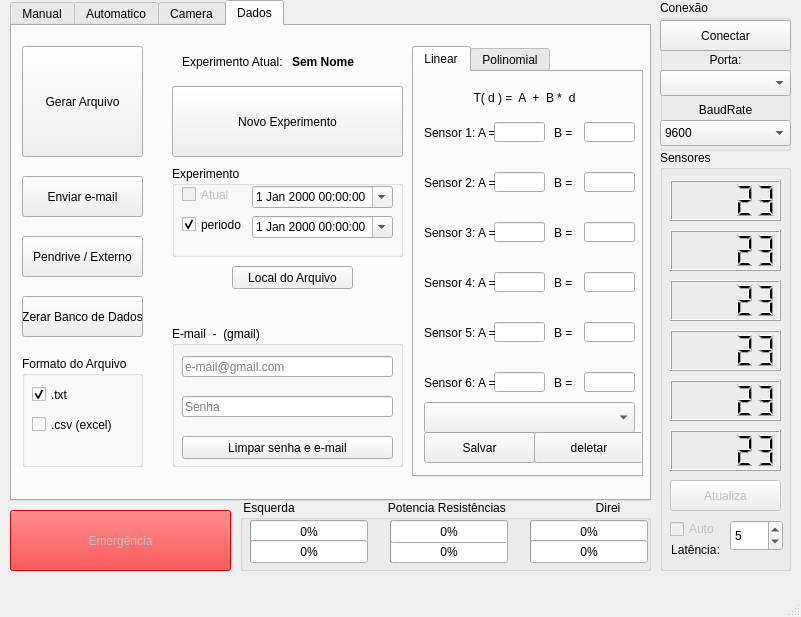
Old version of the form source/forno_design.ui in the repository Atzingen/controleForno-interface.
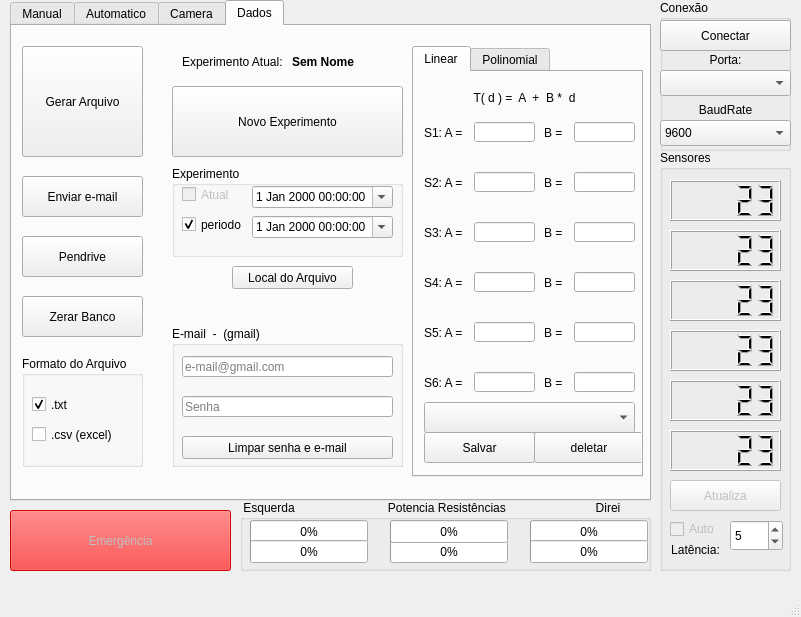
New version of the form. The open tabs and pages were chosen to show the change. Custom widgets are drawn as their Qt base class.

Commit message: alterações na .ui

Diff of the .ui file:
```diff
--- a/source/forno_design.ui
+++ b/source/forno_design.ui
@@ -1068,7 +1068,7 @@
        </rect>
       </property>
       <property name="text">
-       <string>Pendrive / Externo</string>
+       <string>Pendrive</string>
       </property>
      </widget>
      <widget class="QGroupBox" name="groupBox_10">
@@ -1090,7 +1090,7 @@
        <property name="geometry">
         <rect>
          <x>10</x>
-         <y>30</y>
+         <y>40</y>
          <width>70</width>
          <height>17</height>
         </rect>
@@ -1109,7 +1109,7 @@
        <property name="geometry">
         <rect>
          <x>10</x>
-         <y>60</y>
+         <y>70</y>
          <width>81</width>
          <height>17</height>
         </rect>
@@ -1132,7 +1132,7 @@
        </rect>
       </property>
       <property name="text">
-       <string>Zerar Banco de Dados</string>
+       <string>Zerar Banco</string>
       </property>
      </widget>
      <widget class="QGroupBox" name="groupBox_11">
@@ -1392,20 +1392,20 @@
          <rect>
           <x>10</x>
           <y>50</y>
-          <width>71</width>
+          <width>51</width>
           <height>21</height>
          </rect>
         </property>
         <property name="text">
-         <string>Sensor 1: A =</string>
+         <string>S1: A =</string>
         </property>
        </widget>
        <widget class="QLineEdit" name="lineEdit_S01A">
         <property name="geometry">
          <rect>
-          <x>80</x>
+          <x>60</x>
           <y>50</y>
-          <width>51</width>
+          <width>61</width>
           <height>20</height>
          </rect>
         </property>
@@ -1421,7 +1421,7 @@
        <widget class="QLabel" name="label_22">
         <property name="geometry">
          <rect>
-          <x>140</x>
+          <x>130</x>
           <y>50</y>
           <width>21</width>
           <height>21</height>
@@ -1434,9 +1434,9 @@
        <widget class="QLineEdit" name="lineEdit_S01B">
         <property name="geometry">
          <rect>
-          <x>170</x>
+          <x>160</x>
           <y>50</y>
-          <width>51</width>
+          <width>61</width>
           <height>20</height>
          </rect>
         </property>
@@ -1452,9 +1452,9 @@
        <widget class="QLineEdit" name="lineEdit_S02B">
         <property name="geometry">
          <rect>
-          <x>170</x>
+          <x>160</x>
           <y>100</y>
-          <width>51</width>
+          <width>61</width>
           <height>20</height>
          </rect>
         </property>
@@ -1470,9 +1470,9 @@
        <widget class="QLineEdit" name="lineEdit_S02A">
         <property name="geometry">
          <rect>
-          <x>80</x>
+          <x>60</x>
           <y>100</y>
-          <width>51</width>
+          <width>61</width>
           <height>20</height>
          </rect>
         </property>
@@ -1490,18 +1490,18 @@
          <rect>
           <x>10</x>
           <y>100</y>
-          <width>71</width>
+          <width>51</width>
           <height>21</height>
          </rect>
         </property>
         <property name="text">
-         <string>Sensor 2: A =</string>
+         <string>S2: A =</string>
         </property>
        </widget>
        <widget class="QLabel" name="label_24">
         <property name="geometry">
          <rect>
-          <x>140</x>
+          <x>130</x>
           <y>100</y>
           <width>21</width>
           <height>21</height>
@@ -1514,9 +1514,9 @@
        <widget class="QLineEdit" name="lineEdit_S03B">
         <property name="geometry">
          <rect>
-          <x>170</x>
+          <x>160</x>
           <y>150</y>
-          <width>51</width>
+          <width>61</width>
           <height>20</height>
          </rect>
         </property>
@@ -1532,9 +1532,9 @@
        <widget class="QLineEdit" name="lineEdit_S03A">
         <property name="geometry">
          <rect>
-          <x>80</x>
+          <x>60</x>
           <y>150</y>
-          <width>51</width>
+          <width>61</width>
           <height>20</height>
          </rect>
         </property>
@@ -1552,18 +1552,18 @@
          <rect>
           <x>10</x>
           <y>150</y>
-          <width>71</width>
+          <width>51</width>
           <height>21</height>
          </rect>
         </property>
         <property name="text">
-         <string>Sensor 3: A =</string>
+         <string>S3: A =</string>
         </property>
        </widget>
        <widget class="QLabel" name="label_26">
         <property name="geometry">
          <rect>
-          <x>140</x>
+          <x>130</x>
           <y>150</y>
           <width>21</width>
           <height>21</height>
@@ -1576,9 +1576,9 @@
        <widget class="QLineEdit" name="lineEdit_S04B">
         <property name="geometry">
          <rect>
-          <x>170</x>
+          <x>160</x>
           <y>200</y>
-          <width>51</width>
+          <width>61</width>
           <height>20</height>
          </rect>
         </property>
@@ -1594,9 +1594,9 @@
        <widget class="QLineEdit" name="lineEdit_S04A">
         <property name="geometry">
          <rect>
-          <x>80</x>
+          <x>60</x>
           <y>200</y>
-          <width>51</width>
+          <width>61</width>
           <height>20</height>
          </rect>
         </property>
@@ -1614,18 +1614,18 @@
          <rect>
           <x>10</x>
           <y>200</y>
-          <width>71</width>
+          <width>51</width>
           <height>21</height>
          </rect>
         </property>
         <property name="text">
-         <string>Sensor 4: A =</string>
+         <string>S4: A =</string>
         </property>
        </widget>
        <widget class="QLabel" name="label_28">
         <property name="geometry">
          <rect>
-          <x>140</x>
+          <x>130</x>
           <y>200</y>
           <width>21</width>
           <height>21</height>
@@ -1638,9 +1638,9 @@
        <widget class="QLineEdit" name="lineEdit_S05B">
         <property name="geometry">
          <rect>
-          <x>170</x>
+          <x>160</x>
           <y>250</y>
-          <width>51</width>
+          <width>61</width>
           <height>20</height>
          </rect>
         </property>
@@ -1656,9 +1656,9 @@
        <widget class="QLineEdit" name="lineEdit_S05A">
         <property name="geometry">
          <rect>
-          <x>80</x>
+          <x>60</x>
           <y>250</y>
-          <width>51</width>
+          <width>61</width>
           <height>20</height>
          </rect>
         </property>
@@ -1676,18 +1676,18 @@
          <rect>
           <x>10</x>
           <y>250</y>
-          <width>71</width>
+          <width>51</width>
           <height>21</height>
          </rect>
         </property>
         <property name="text">
-         <string>Sensor 5: A =</string>
+         <string>S5: A =</string>
         </property>
        </widget>
        <widget class="QLabel" name="label_30">
         <property name="geometry">
          <rect>
-          <x>140</x>
+          <x>130</x>
           <y>250</y>
           <width>21</width>
           <height>21</height>
@@ -1700,9 +1700,9 @@
        <widget class="QLineEdit" name="lineEdit_S06B">
         <property name="geometry">
          <rect>
-          <x>170</x>
+          <x>160</x>
           <y>300</y>
-          <width>51</width>
+          <width>61</width>
           <height>20</height>
          </rect>
         </property>
@@ -1718,9 +1718,9 @@
        <widget class="QLineEdit" name="lineEdit_S06A">
         <property name="geometry">
          <rect>
-          <x>80</x>
+          <x>60</x>
           <y>300</y>
-          <width>51</width>
+          <width>61</width>
           <height>20</height>
          </rect>
         </property>
@@ -1738,18 +1738,18 @@
          <rect>
           <x>10</x>
           <y>300</y>
-          <width>71</width>
+          <width>51</width>
           <height>21</height>
          </rect>
         </property>
         <property name="text">
-         <string>Sensor 6: A =</string>
+         <string>S6: A =</string>
         </property>
        </widget>
        <widget class="QLabel" name="label_32">
         <property name="geometry">
          <rect>
-          <x>140</x>
+          <x>130</x>
           <y>300</y>
           <width>21</width>
           <height>21</height>
```
Left out of the diff: 2 changed lines with no effect on the pictures.
